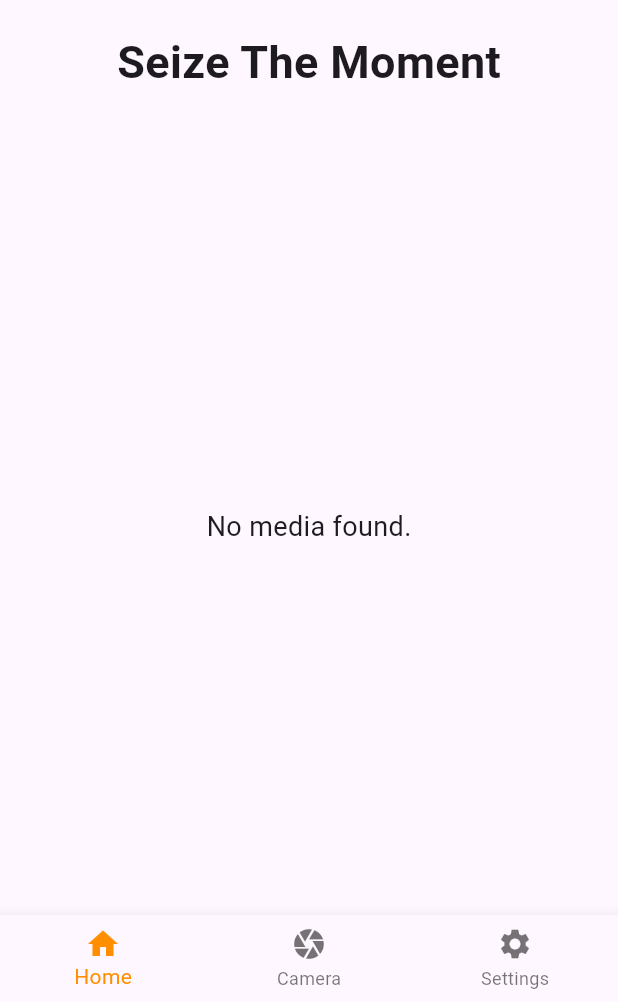
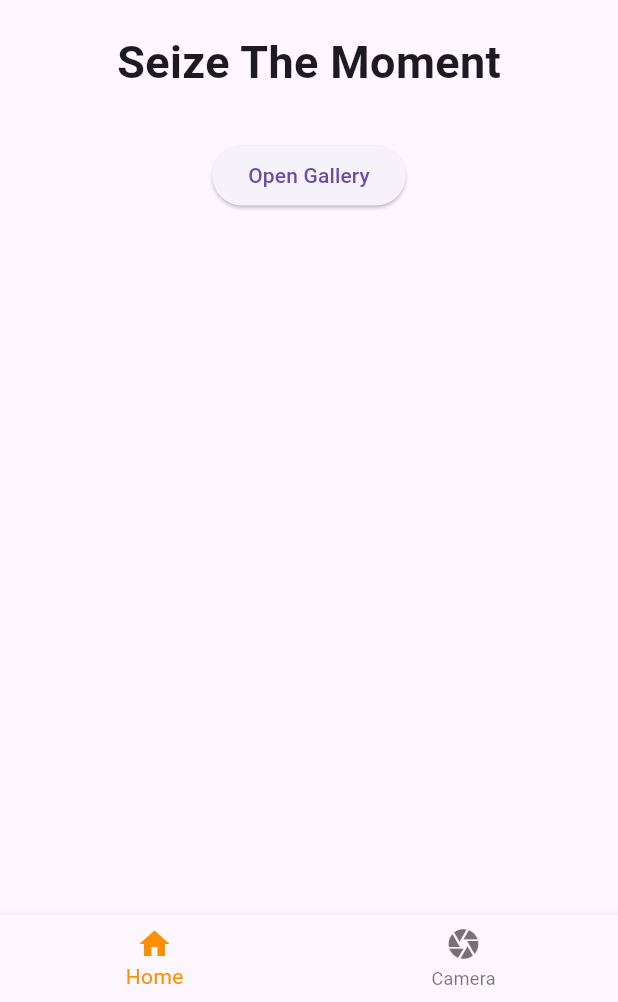
Before and after one commit to AritaRyu/snapshrink, a Flutter app: the screen it shows after launch, on a phone screen of 412 x 824 dp, the part 234-1236 px from its top. Run offline on Flutter 3.47's test engine with Material 3 defaults, Android fonts, the light colour scheme and no system bars; our stand-ins replace camera, flutter_modular; missing offline and left inert: android_intent_plus, image_gallery_saver_plus, video_compress.

Commit message:
Opens Gallery app now with settings gone and it functions

```diff
--- a/lib/app/app_module.dart
+++ b/lib/app/app_module.dart
@@ -11,6 +11,6 @@ class AppModule extends Module {
   List<ModularRoute> get routes => [
         ModuleRoute('/', module: HomeModule()),
         ModuleRoute('/camera', module: CameraModule()),
-        ModuleRoute('/settings', module: SettingsModule()),
+        //ModuleRoute('/settings', module: SettingsModule()),
       ];
 }
--- a/lib/app/app_widget.dart
+++ b/lib/app/app_widget.dart
@@ -6,8 +6,8 @@ class AppWidget extends StatelessWidget {
   Widget build(BuildContext context) {
     return MaterialApp.router(
       theme: ThemeData(
-        primaryColor: Color(0xFFE8FFCE),
-        secondaryHeaderColor: Color(0xFFACFADF),
+        primaryColor: const Color(0xFFE8FFCE),
+        secondaryHeaderColor: const Color(0xFFACFADF),
       ),
       routeInformationParser: Modular.routeInformationParser,
       routerDelegate: Modular.routerDelegate,
--- a/lib/app/modules/home/home_page.dart
+++ b/lib/app/modules/home/home_page.dart
@@ -1,5 +1,8 @@
 import 'dart:io';
+import 'package:android_intent_plus/android_intent.dart';
+import 'package:android_intent_plus/flag.dart';
 import 'package:flutter/material.dart';
+import 'package:url_launcher/url_launcher.dart'; // Import the url_launcher package
 import '../camera/camera_page.dart';
 
 class HomePage extends StatefulWidget {
@@ -30,7 +33,7 @@ class _HomePageState extends State<HomePage> {
           });
         },
       ),
-      _buildSettingsContent(),
+      //_buildSettingsContent(),
     ];
   }
 
@@ -39,24 +42,30 @@ class _HomePageState extends State<HomePage> {
     return Column(
       mainAxisAlignment: MainAxisAlignment.center,
       children: <Widget>[
-        Image(image: AssetImage('assets/LOGO.png'), height: 100), // Your logo
-        SizedBox(height: 20),
-        Text(
+        const Image(image: AssetImage('assets/LOGO.png'), height: 100), // Your logo
+        const SizedBox(height: 20),
+        const Text(
           'Seize The Moment',
           style: TextStyle(fontSize: 30.0, fontWeight: FontWeight.bold),
         ),
-        SizedBox(height: 30),
+        const SizedBox(height: 30),
+        // Button to open the gallery
+        ElevatedButton(
+          onPressed: _openGallery,
+          child: const Text('Open Gallery'),
+        ),
+        const SizedBox(height: 20),
         Expanded(
           child: _mediaPaths.isEmpty
-              ? Center(
+              ? const Center(
                   child: Text(
-                    'No media found.',
+                    '',
                     style: TextStyle(fontSize: 18),
                   ),
                 )
               : GridView.builder(
-                  padding: EdgeInsets.all(10),
-                  gridDelegate: SliverGridDelegateWithFixedCrossAxisCount(
+                  padding: const EdgeInsets.all(10),
+                  gridDelegate: const SliverGridDelegateWithFixedCrossAxisCount(
                     crossAxisCount: 3,
                     mainAxisSpacing: 10,
                     crossAxisSpacing: 10,
@@ -80,7 +89,7 @@ class _HomePageState extends State<HomePage> {
                               alignment: Alignment.center,
                               children: [
                                 Image.file(File(path), fit: BoxFit.cover),
-                                Icon(Icons.play_circle_fill, color: Colors.white, size: 50),
+                                const Icon(Icons.play_circle_fill, color: Colors.white, size: 50),
                               ],
                             )
                           : Image.file(File(path), fit: BoxFit.cover),
@@ -93,14 +102,14 @@ class _HomePageState extends State<HomePage> {
   }
 
   // Settings tab content
-  Widget _buildSettingsContent() {
-    return Center(
-      child: Text(
-        'Settings Page Content',
-        style: TextStyle(fontSize: 24, fontWeight: FontWeight.bold),
-      ),
-    );
-  }
+  // Widget _buildSettingsContent() {
+  //   return Center(
+  //     child: Text(
+  //       'Settings Page Content',
+  //       style: TextStyle(fontSize: 24, fontWeight: FontWeight.bold),
+  //     ),
+  //   );
+  // }
 
   // Navigation logic
   void _onItemTapped(int index) {
@@ -109,11 +118,36 @@ class _HomePageState extends State<HomePage> {
     });
   }
 
+  // Open gallery function
+  Future<void> _openGallery() async {
+    final platform = Theme.of(context).platform;
+
+    // For Android, open gallery using intent
+    if (platform == TargetPlatform.android) {
+      const intent = AndroidIntent(
+        action: 'action_view',
+        type: 'image/*',
+        flags: [Flag.FLAG_ACTIVITY_NEW_TASK],
+        );
+        intent.launch();
+    }
+
+    // For iOS, open the gallery using the Photos app
+    else if (platform == TargetPlatform.iOS) {
+      const url = 'photos-redirect://'; // Redirect to the Photos app
+      if (await canLaunch(url)) {
+        await launch(url);
+      } else {
+        throw 'Could not open the gallery.';
+      }
+    }
+  }
+
   @override
   Widget build(BuildContext context) {
     return Scaffold(
       appBar: AppBar(
-        title: Text(
+        title: const Text(
           'SnapShrink',
           style: TextStyle(fontWeight: FontWeight.bold),
         ),
@@ -129,10 +163,10 @@ class _HomePageState extends State<HomePage> {
             icon: Icon(Icons.camera),
             label: 'Camera',
           ),
-          BottomNavigationBarItem(
-            icon: Icon(Icons.settings),
-            label: 'Settings',
-          ),
+          // BottomNavigationBarItem(
+          //   icon: Icon(Icons.settings),
+          //   label: 'Settings',
+          // ),
         ],
         currentIndex: _selectedIndex,
         selectedItemColor: Colors.amber[800],
@@ -151,10 +185,10 @@ class FullScreenMediaView extends StatelessWidget {
   Widget build(BuildContext context) {
     final isVideo = path.endsWith('.mp4');
     return Scaffold(
-      appBar: AppBar(title: Text('Media View')),
+      appBar: AppBar(title: const Text('Media View')),
       body: Center(
         child: isVideo
-            ? Text('Video playback UI here (e.g., VideoPlayer)')
+            ? const Text('Video playback UI here (e.g., VideoPlayer)')
             : Image.file(File(path)),
       ),
     );
--- a/pubspec.yaml
+++ b/pubspec.yaml
@@ -41,11 +41,12 @@ dependencies:
   lottie: ^2.3.2
   image_gallery_saver_plus: ^3.0.5
   back_button_interceptor: ^2.0.0
-
+  url_launcher: ^6.1.7
 
   # The following adds the Cupertino Icons font to your application.
   # Use with the CupertinoIcons class for iOS style icons.
   cupertino_icons: ^1.0.8
+  android_intent_plus: ^5.2.0
 
 dev_dependencies:
   flutter_test:
```
Also changed, not shown: lib/app/modules/settings/settings_page.dart (+5 -5 lines), pubspec.lock, 6 other files.
